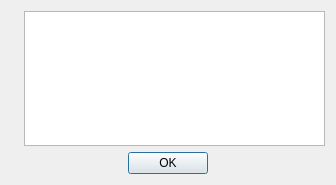
The window that aboutdialog.ui (dngulin/ttyhlauncher) describes before a commit, drawn with Qt 5.
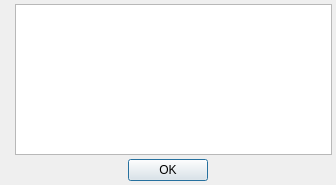
The same window after the commit. Icons and pictures are not drawn.

Commit message: better look for dialogs

```diff
--- a/aboutdialog.ui
+++ b/aboutdialog.ui
@@ -21,6 +21,21 @@
    <bool>true</bool>
   </property>
   <layout class="QVBoxLayout" name="verticalLayout">
+   <property name="spacing">
+    <number>4</number>
+   </property>
+   <property name="leftMargin">
+    <number>4</number>
+   </property>
+   <property name="topMargin">
+    <number>4</number>
+   </property>
+   <property name="rightMargin">
+    <number>4</number>
+   </property>
+   <property name="bottomMargin">
+    <number>4</number>
+   </property>
    <item>
     <layout class="QHBoxLayout" name="topLayout">
      <item>
```
The commit also changes 6 other files.
